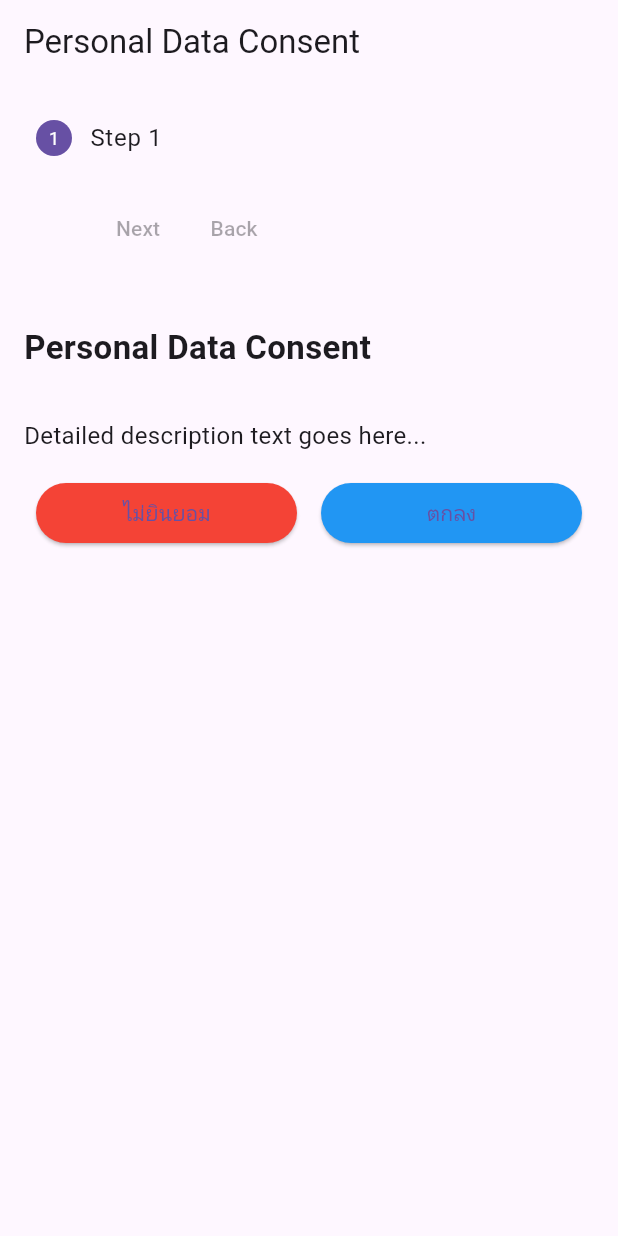
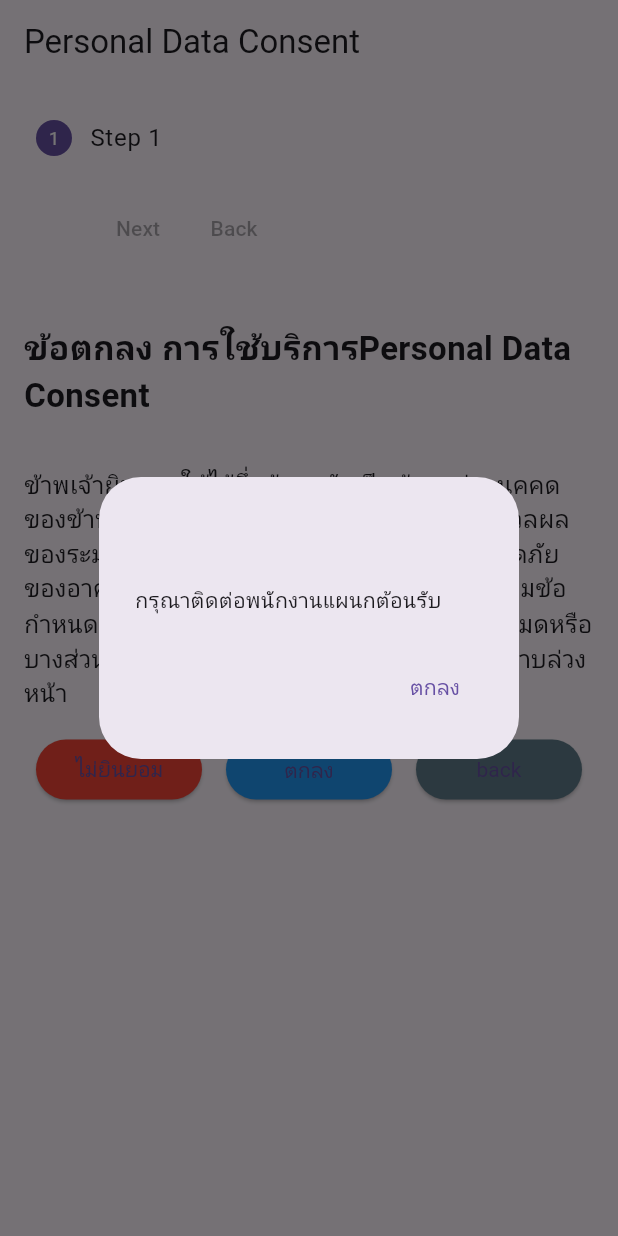
Before and after one commit to Hiyashiman/visitor_fe, a Flutter app: the PersonalDataConsentScreen screen opened directly, after a tap on "ไม่ยินยอม", on a phone screen of 412 x 824 dp. Run offline on Flutter 3.47's test engine with Material 3 defaults, Android fonts, the phone set to English and light mode, and no system bars.

Commit message:
no message

```diff
--- a/visitor/lib/pages/agreement.dart
+++ b/visitor/lib/pages/agreement.dart
@@ -24,6 +24,27 @@ class PersonalDataConsentScreen extends StatefulWidget {
 
 class _PersonalDataConsentScreenState extends State<PersonalDataConsentScreen> {
   int _currentStep = 0;
+
+  // ignore: unused_element
+  void _showDoNotConsentAlert() {
+    showDialog(
+      context: context,
+      builder: (BuildContext context) {
+        return AlertDialog(
+          title: const Text(''),
+          content: const Text('กรุณาติดต่อพนักงานแผนกต้อนรับ'),
+          actions: <Widget>[
+            TextButton(
+              child: const Text('ตกลง'),
+              onPressed: () {
+                Navigator.of(context).pop(); // Dismiss the dialog
+              },
+            ),
+          ],
+        );
+      },
+    );
+  }
 
   @override
   Widget build(BuildContext context) {
@@ -63,14 +84,14 @@ class _PersonalDataConsentScreenState extends State<PersonalDataConsentScreen> {
           const Padding(
             padding: EdgeInsets.all(16.0),
             child: Text(
-              'Personal Data Consent',
+              'ข้อตกลง การใช้บริการPersonal Data Consent',
               style: TextStyle(fontSize: 22, fontWeight: FontWeight.bold),
             ),
           ),
           const Padding(
             padding: EdgeInsets.all(16.0),
             child: Text(
-              'Detailed description text goes here...',
+              'ข้าพเจ้ายินยอมให้ไว้ซึ่งข้อมูลอันเป็นข้อมูลส่วนนุคคดของข้าพเจ้าแก่ผู้รับหน้าที่จัดเก็บข้อมูลและประมวลผลของระมนี้เพื่อใช้ประโยชน์ในงานรักษาความปลอดภัยของอาคารสถานที่แห่งนี้ โดยการจัดเก็บเป็นไปตามข้อกําหนดและผู้จัดเก็บสามารถลมท่าลายข้อมูลทั่งหมดหรือบางส่วนของข้าพเจ้าโดยไม่ต้องแจ้งให้ข้าพเจ้าทราบล่วงหน้า',
               style: TextStyle(fontSize: 16),
             ),
           ),
@@ -86,9 +107,7 @@ class _PersonalDataConsentScreenState extends State<PersonalDataConsentScreen> {
                       style: ElevatedButton.styleFrom(
                         backgroundColor: Colors.red,
                       ),
-                      onPressed: () {
-                        // Handle "Do Not Consent" action
-                      },
+                      onPressed: _showDoNotConsentAlert,
                       child: const Text('ไม่ยินยอม'),
                     ),
                   ),
@@ -107,6 +126,20 @@ class _PersonalDataConsentScreenState extends State<PersonalDataConsentScreen> {
                     ),
                   ),
                 ),
+                Expanded(
+                  child: Padding(
+                    padding: const EdgeInsets.symmetric(horizontal: 8.0),
+                    child: ElevatedButton(
+                      style: ElevatedButton.styleFrom(
+                          backgroundColor: Colors.blueGrey,
+                          textStyle: const TextStyle(color: Colors.white)),
+                      onPressed: () {
+                        Navigator.pop(context);
+                      },
+                      child: const Text('back'),
+                    ),
+                  ),
+                ),
               ],
             ),
           ),
--- a/visitor/lib/pages/register.dart
+++ b/visitor/lib/pages/register.dart
@@ -1,5 +1,5 @@
 import 'package:flutter/material.dart';
-import 'package:visitor/pages/detail.dart';
+import 'package:visitor/pages/select_floor.dart';
 
 class MyApp extends StatelessWidget {
   const MyApp({super.key});
@@ -13,11 +13,11 @@ class MyApp extends StatelessWidget {
       ),
       body: Center(
         child: ElevatedButton(
-          child: const Text('Open route'),
+          child: const Text('เริ่มรายการ'),
           onPressed: () {
             Navigator.push(
               context,
-              MaterialPageRoute(builder: (context) => const SecondRoute()),
+              MaterialPageRoute(builder: (context) => const SelectFloor()),
             );
           },
         ),
```
